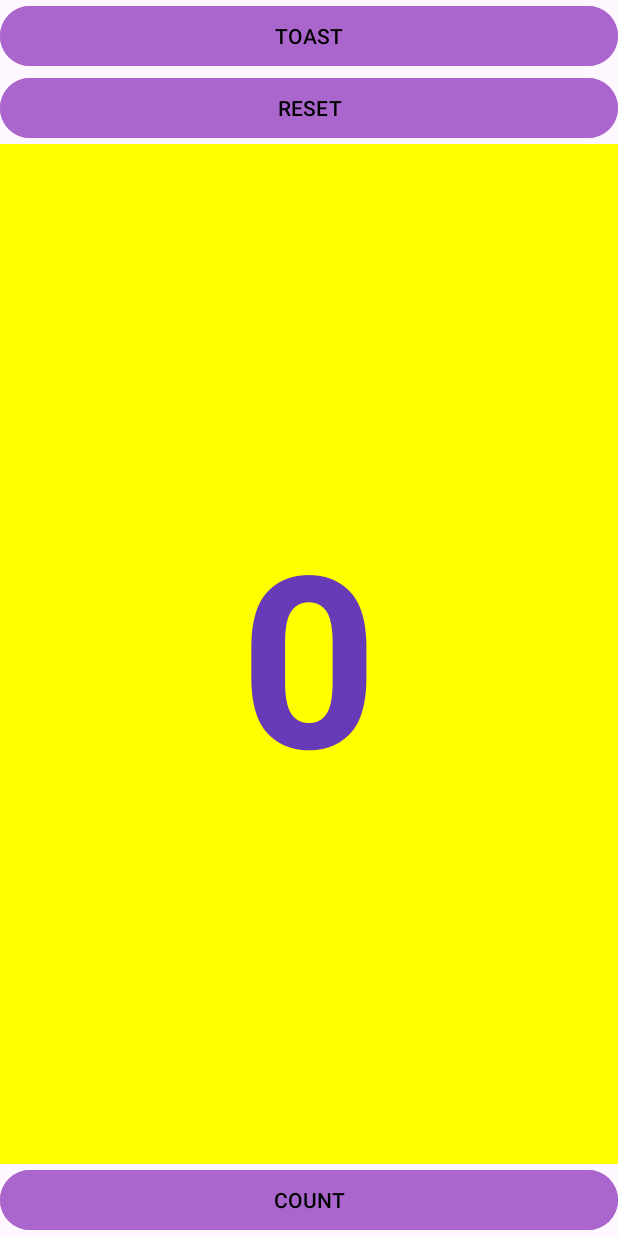
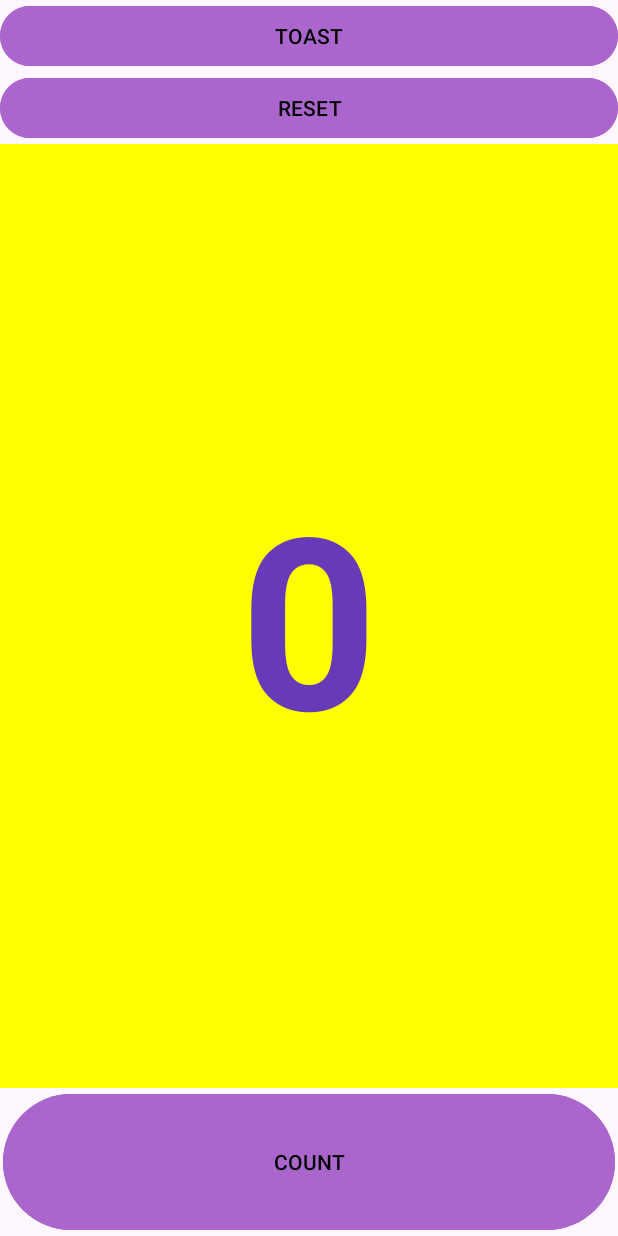
Before and after one commit to imzain20/ClickToCount, an Android app: the screen it shows after launch (MainActivity), on a phone screen of 412 x 824 dp. Run offline under Robolectric (Android 15) with nearby library versions, the phone set to English and light mode, and no system bars.

Commit message:
Updated Ui

```diff
--- a/app/src/main/res/layout/activity_main.xml
+++ b/app/src/main/res/layout/activity_main.xml
@@ -21,11 +21,13 @@
     <Button
         android:id="@+id/button_count"
         android:layout_width="0dp"
-        android:layout_height="wrap_content"
+        android:layout_height="0dp"
         android:backgroundTint="@android:color/holo_purple"
         android:onClick="countUp"
         android:text="COUNT"
         android:textColor="@android:color/black"
+        app:layout_constraintWidth_percent="0.99"
+        app:layout_constraintHeight_percent="0.12"
         app:layout_constraintBottom_toBottomOf="parent"
         app:layout_constraintEnd_toEndOf="parent"
         app:layout_constraintStart_toStartOf="parent" />
--- a/app/src/main/res/values/strings.xml
+++ b/app/src/main/res/values/strings.xml
@@ -1,5 +1,5 @@
 <resources>
-    <string name="app_name">Hello Toast</string>
+    <string name="app_name">ClickToCount</string>
     <string name="TOAST">Button</string>
     <string name="COUNT">Count</string>
     <string name="_0">0</string>
```
